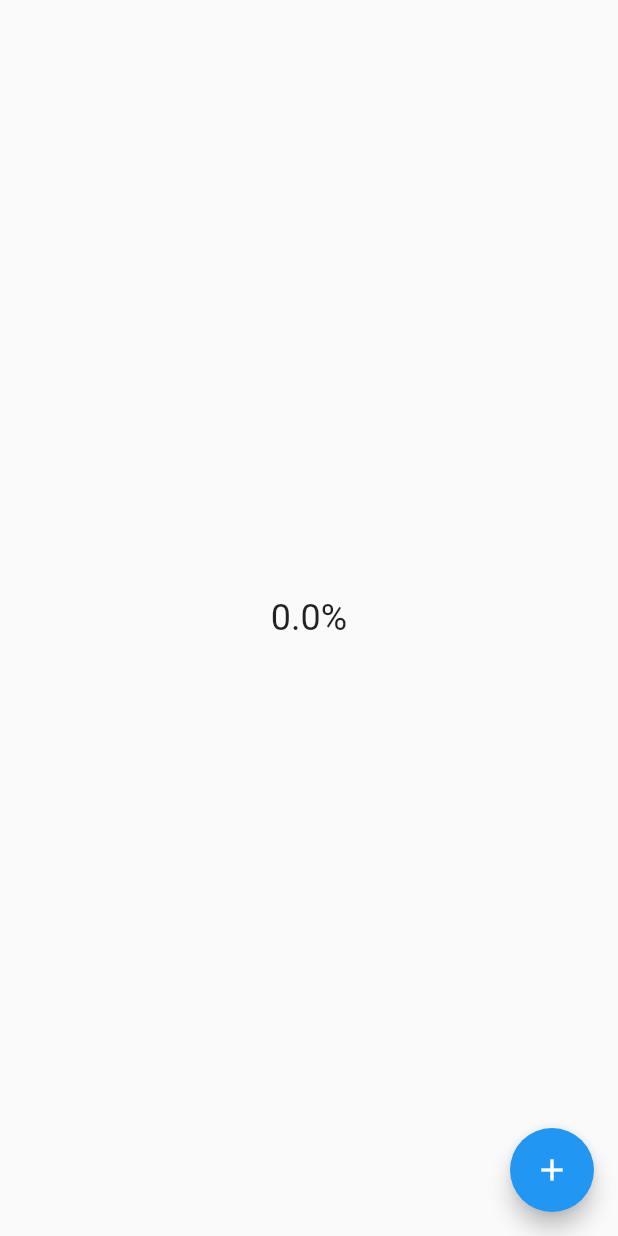
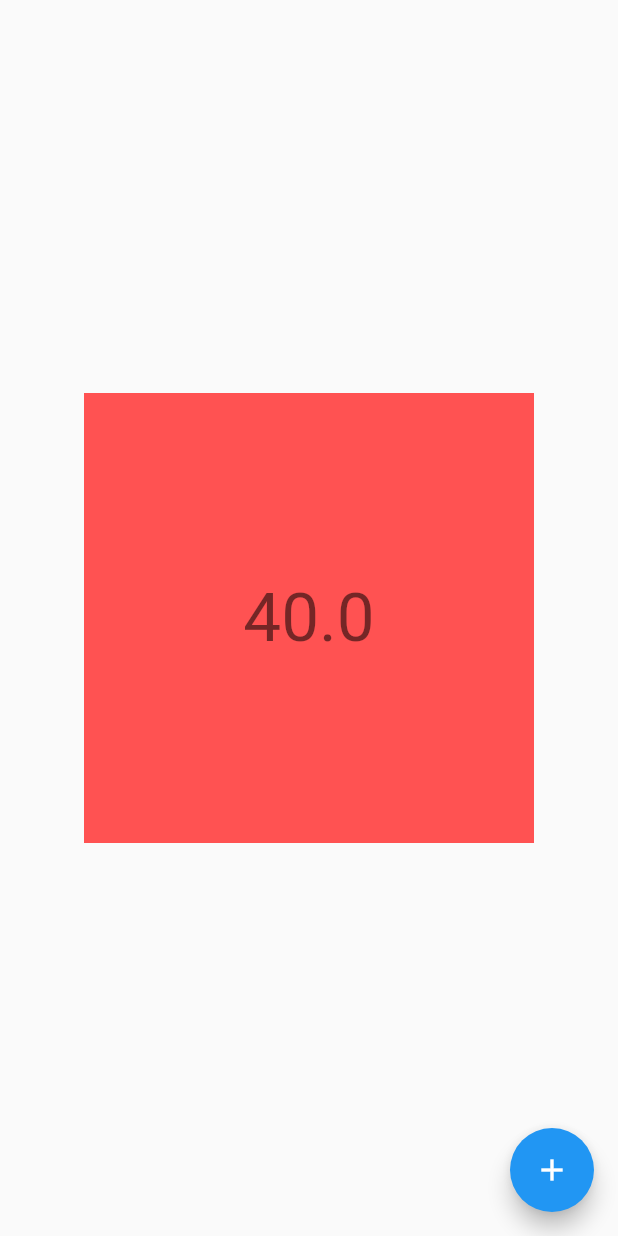
Before and after one commit to CodingCarnage/FlutterUIUX-FH-disenos, a Flutter app: the screen it shows after launch, on a phone screen of 412 x 824 dp. Run offline on Flutter 3.47's test engine with Material 2 defaults, Android fonts, the phone set to English and light mode, and no system bars.

Commit message:
Se muestra un porcentaje en el widget personalizado.

```diff
--- a/lib/src/pages/pie_charts_page.dart
+++ b/lib/src/pages/pie_charts_page.dart
@@ -1,4 +1,6 @@
 import 'package:flutter/material.dart';
+
+import 'package:disenos/src/widgets/radial_progress.dart';
 
 class PieChartsPage extends StatefulWidget {
   const PieChartsPage({Key key}) : super(key: key);
@@ -14,9 +16,15 @@ class _PieChartsPageState extends State<PieChartsPage> {
   Widget build(BuildContext context) {
     return Scaffold(
       body: Center(
-        child: Text(
-          '$percentage%',
-          style: Theme.of(context).textTheme.headline5,
+        child: Container(
+          width: 300.0,
+          height: 300.0,
+          color: Colors.redAccent,
+          child: Center(
+            child: RadialProgress(
+              percentage: 40.0,
+            ),
+          ),
         ),
       ),
       floatingActionButton: FloatingActionButton(
--- /dev/null
+++ b/lib/src/widgets/radial_progress.dart
@@ -0,0 +1,22 @@
+import 'package:flutter/material.dart';
+
+class RadialProgress extends StatefulWidget {
+  RadialProgress({
+    Key key,
+    @required this.percentage,
+  }) : super(key: key);
+
+  final double percentage;
+
+  @override
+  _RadialProgressState createState() => _RadialProgressState();
+}
+
+class _RadialProgressState extends State<RadialProgress> {
+  @override
+  Widget build(BuildContext context) {
+    return Container(
+      child: Text('${ widget.percentage }', style: Theme.of(context).textTheme.headline3,),
+    );
+  }
+}
```
